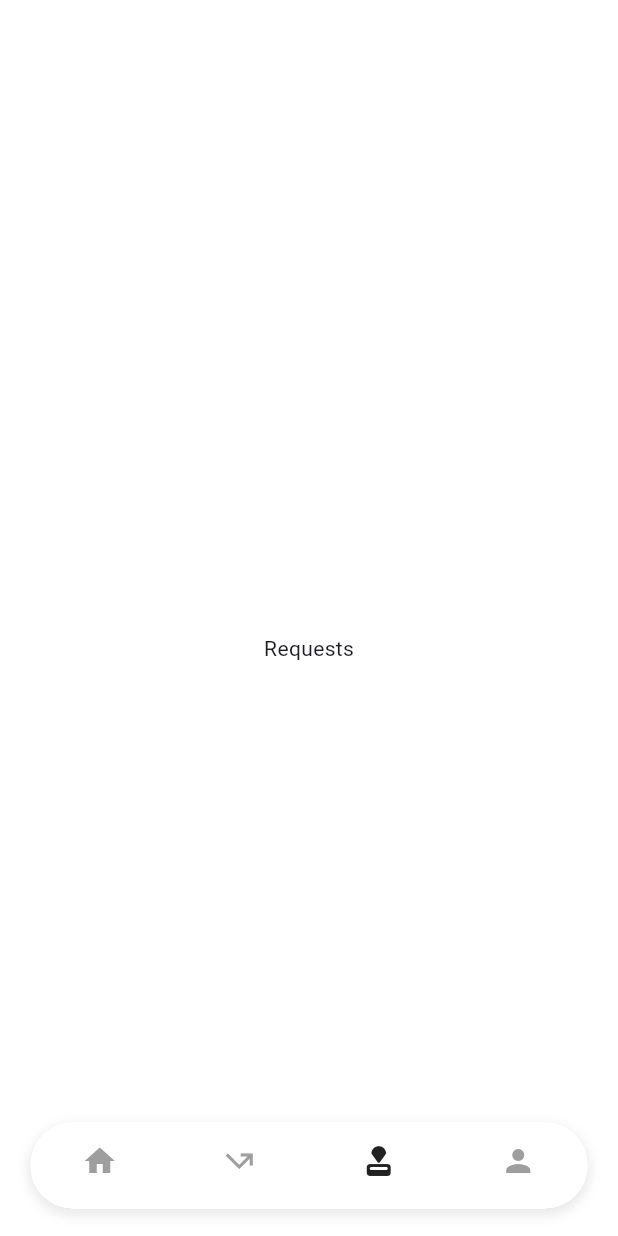
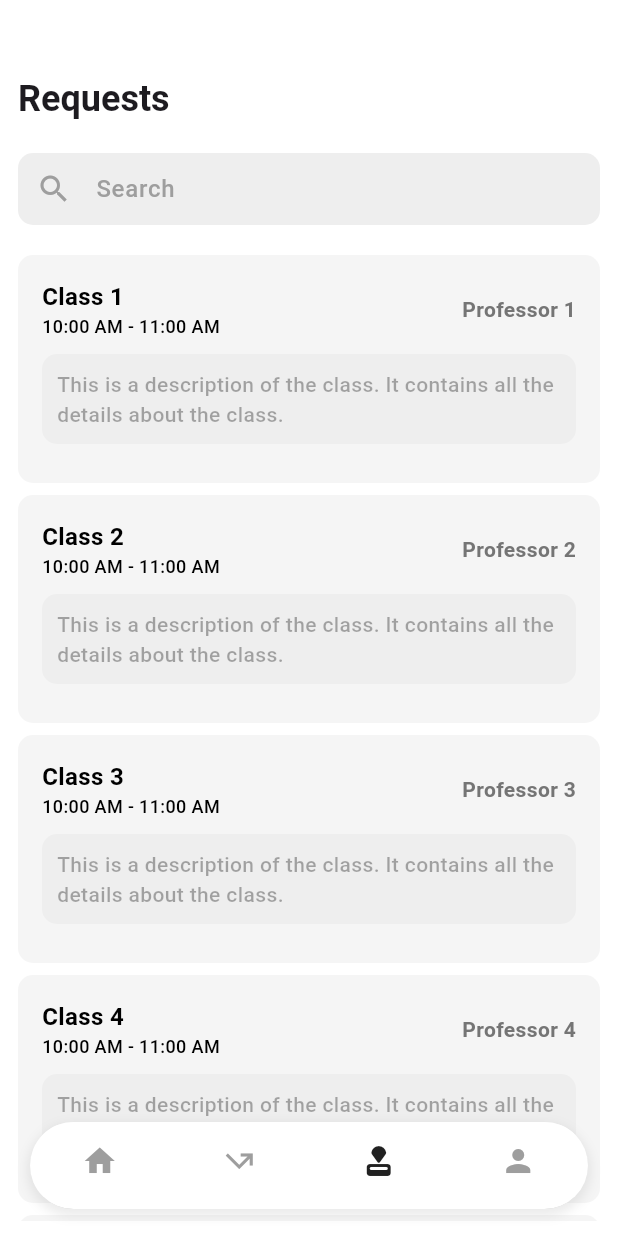
Before and after one commit to jainambarbhaya1509/Scheduler, a Flutter app: the screen it shows after launch, item 3 of the bottom bar chosen, on a phone screen of 412 x 824 dp. Run offline on Flutter 3.47's test engine with Material 3 defaults, Android fonts, the light colour scheme and no system bars; our stand-ins replace device_preview, get.

Commit message:
req page complete 🤓

```diff
--- a/lib/pages/home.dart
+++ b/lib/pages/home.dart
@@ -1,5 +1,6 @@
 import 'package:flutter/material.dart';
 import 'package:flutter/rendering.dart';
+import 'package:scheduler/pages/requests/requests_page.dart';
 import 'package:scheduler/pages/schedule/schedule.dart';
 import 'package:scheduler/pages/status/status_page.dart';
 
@@ -16,7 +17,7 @@ class _HomePageState extends State<HomePage> {
   final List<Widget> pages = [
     SchedulePage(),
     ApplicationStatusPage(),
-    const Center(child: Text('Requests')),
+    RequestsPage(),
     const Center(child: Text('Profile')),
   ];
   @override
--- /dev/null
+++ b/lib/pages/requests/requests_page.dart
@@ -0,0 +1,68 @@
+import 'package:flutter/material.dart';
+import 'package:scheduler/widgets/request_card_widget.dart';
+
+class RequestsPage extends StatefulWidget {
+  const RequestsPage({super.key});
+
+  @override
+  State<RequestsPage> createState() => _RequestsPageState();
+}
+
+class _RequestsPageState extends State<RequestsPage> {
+  @override
+  Widget build(BuildContext context) {
+    return Column(
+      mainAxisAlignment: MainAxisAlignment.start,
+      crossAxisAlignment: CrossAxisAlignment.start,
+      children: [
+        Text(
+          "Requests",
+          style: Theme.of(context)
+              .textTheme
+              .headlineSmall
+              ?.copyWith(fontWeight: FontWeight.bold),
+        ),
+        const SizedBox(height: 20),
+        TextField(
+          style: Theme.of(context)
+              .textTheme
+              .bodyLarge
+              ?.copyWith(color: Colors.black, fontWeight: FontWeight.w500),
+          decoration: InputDecoration(
+            filled: true,
+            fillColor: Colors.grey.shade200,
+            contentPadding:
+                const EdgeInsets.symmetric(vertical: 10, horizontal: 20),
+            border: OutlineInputBorder(
+              borderRadius: BorderRadius.circular(10),
+              borderSide: BorderSide.none,
+            ),
+            hintText: "Search",
+            hintStyle: Theme.of(context)
+                .textTheme
+                .bodyLarge
+                ?.copyWith(color: Colors.grey, fontWeight: FontWeight.w500),
+            prefixIcon: const Icon(Icons.search, color: Colors.grey),
+          ),
+        ),
+        const SizedBox(height: 20),
+        Expanded(
+            child: ListView.builder(
+          itemCount: 10,
+          itemBuilder: (context, index) {
+            return Padding(
+              padding: const EdgeInsets.only(bottom: 8),
+              child: RequestCard(
+                title: "Class ${index + 1}",
+                time: "10:00 AM - 11:00 AM",
+                professor: "Professor ${index + 1}",
+                description:
+                    "This is a description of the class. It contains all the details about the class.",
+              ),
+            );
+          },
+        )),
+      ],
+    );
+  }
+}
--- a/lib/pages/status/status_page.dart
+++ b/lib/pages/status/status_page.dart
@@ -7,7 +7,7 @@ class ApplicationStatusPage extends StatelessWidget {
   @override
   Widget build(BuildContext context) {
     return DefaultTabController(
-      length: 4, // Number of tabs
+      length: 4,
       child: Column(
         mainAxisAlignment: MainAxisAlignment.start,
         crossAxisAlignment: CrossAxisAlignment.start,
@@ -20,7 +20,6 @@ class ApplicationStatusPage extends StatelessWidget {
                 ?.copyWith(fontWeight: FontWeight.bold),
           ),
           const SizedBox(height: 20),
-          // add a tab bar for all, approved, rejected, pending
           Container(
             padding: const EdgeInsets.symmetric(horizontal: 20),
             decoration: BoxDecoration(
--- /dev/null
+++ b/lib/widgets/request_card_widget.dart
@@ -0,0 +1,114 @@
+import 'package:flutter/material.dart';
+
+class RequestCard extends StatefulWidget {
+  final String title;
+  final String time;
+  final String professor;
+  final String description;
+
+  const RequestCard({
+    super.key,
+    required this.title,
+    required this.time,
+    required this.professor,
+    required this.description,
+  });
+
+  @override
+  State<RequestCard> createState() => _RequestCardState();
+}
+
+class _RequestCardState extends State<RequestCard> {
+  bool showAcceptRejectButtons = false;
+
+  @override
+  Widget build(BuildContext context) {
+    return InkWell(
+      onTap: () {
+        setState(() {
+          showAcceptRejectButtons = !showAcceptRejectButtons;
+        });
+      },
+      child: Container(
+        padding: const EdgeInsets.all(16),
+        decoration: BoxDecoration(
+          color: const Color.fromARGB(255, 245, 245, 245),
+          borderRadius: BorderRadius.circular(10),
+        ),
+        child: Column(
+          children: [
+            Row(
+              children: [
+                Column(
+                  crossAxisAlignment: CrossAxisAlignment.start,
+                  children: [
+                    Text(
+                      widget.title,
+                      style: const TextStyle(
+                        fontSize: 16,
+                        fontWeight: FontWeight.w700,
+                        color: Colors.black,
+                      ),
+                    ),
+                    Text(
+                      widget.time,
+                      style: const TextStyle(
+                        fontSize: 12,
+                        fontWeight: FontWeight.w500,
+                        color: Colors.black,
+                      ),
+                    ),
+                  ],
+                ),
+                const Spacer(),
+                Text(
+                  widget.professor,
+                  style: Theme.of(context).textTheme.bodyMedium?.copyWith(
+                        fontWeight: FontWeight.w700,
+                        color: Colors.grey[600],
+                      ),
+                ),
+              ],
+            ),
+            const SizedBox(height: 10),
+            Container(
+              width: double.infinity,
+              padding: const EdgeInsets.all(10),
+              decoration: BoxDecoration(
+                color: const Color.fromARGB(34, 193, 193, 193),
+                borderRadius: BorderRadius.circular(10),
+              ),
+              child: Text(widget.description,
+                  style: Theme.of(context).textTheme.bodyMedium?.copyWith(
+                        fontWeight: FontWeight.w500,
+                        color: const Color.fromARGB(95, 28, 28, 28),
+                      )),
+            ),
+            const SizedBox(height: 10),
+            if (showAcceptRejectButtons)
+              Row(
+                mainAxisAlignment: MainAxisAlignment.spaceEvenly,
+                children: [
+                  TextButton.icon(
+                    onPressed: () {},
+                    label: Text("Accept",
+                        style: Theme.of(context).textTheme.bodyMedium?.copyWith(
+                            fontWeight: FontWeight.bold, color: Colors.green)),
+                    icon: const Icon(Icons.check, color: Colors.green),
+                  ),
+                  TextButton.icon(
+                    onPressed: () {},
+                    label: Text("Reject",
+                        style: Theme.of(context).textTheme.bodyMedium?.copyWith(
+                            fontWeight: FontWeight.bold,
+                            color: Colors.redAccent)),
+                    icon: const Icon(Icons.close, color: Colors.redAccent),
+                  ),
+                ],
+              )
+          ],
+        ),
+      ),
+    );
+  }
+}
```
